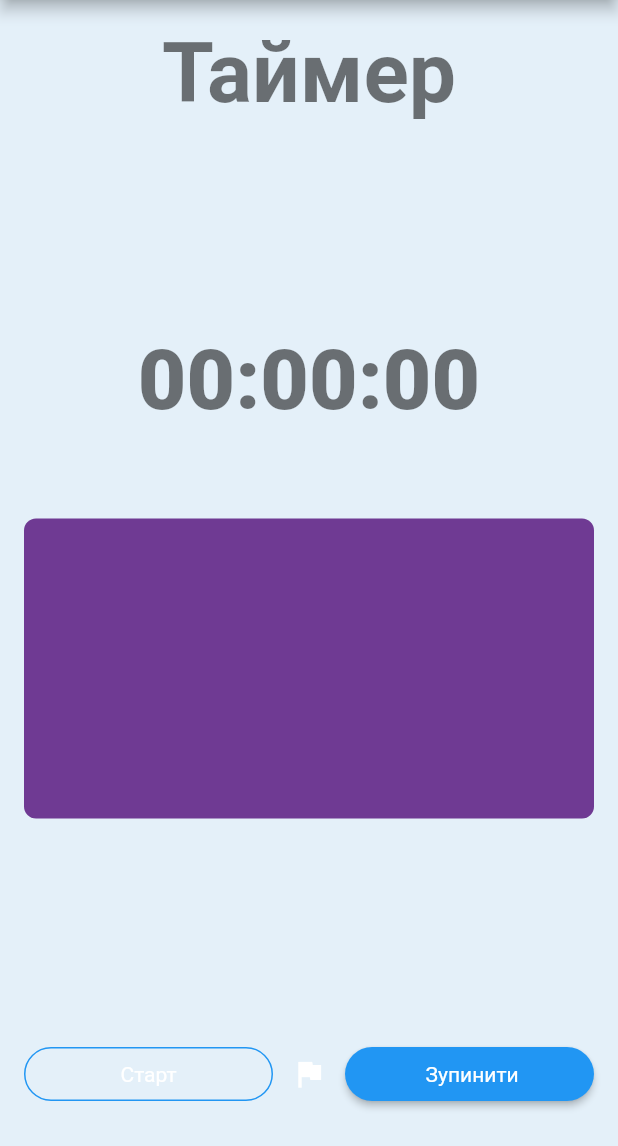
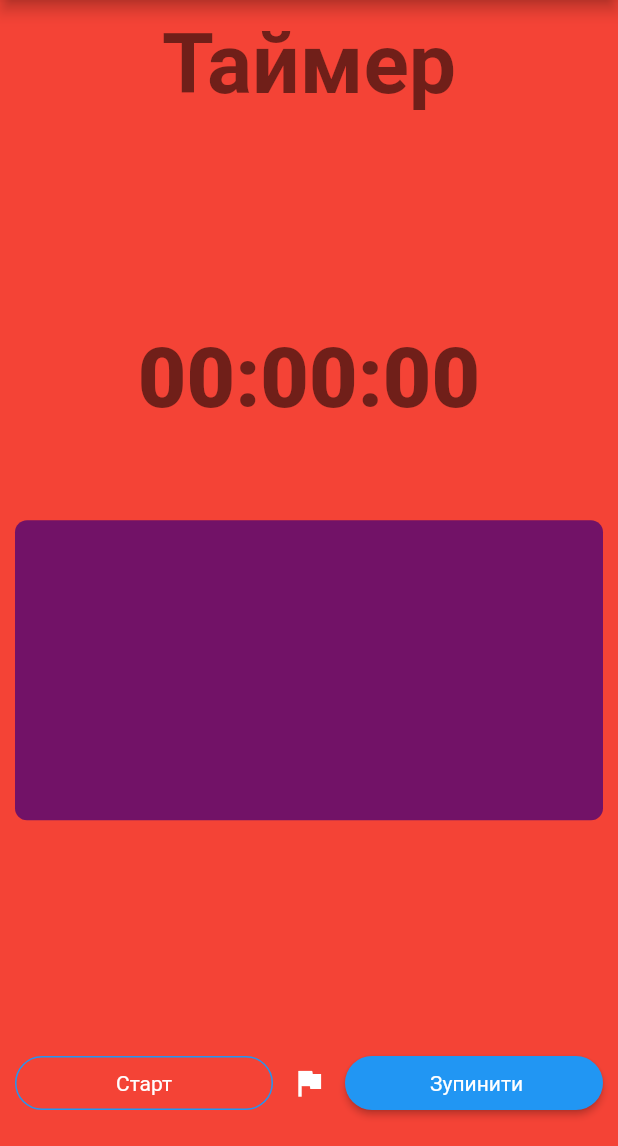
Before and after one commit to NazarGru/flutter_timer, a Flutter app: the TimerPage screen opened by its route, on a phone screen of 412 x 824 dp, the part 90-1236 px from its top. Run offline on Flutter 3.47's test engine with Material 2 defaults, Android fonts, the phone set to English and light mode, and no system bars; our stand-ins replace shared_preferences; accounts and stored records are empty.

Commit message:
container pd

```diff
--- /dev/null
+++ b/lib/components/ContainerPd.dart
@@ -0,0 +1,20 @@
+import 'package:flutter/material.dart';
+
+class ContainerPd extends StatelessWidget {
+  final Widget widget;
+  final Color? backgroundColor;
+  const ContainerPd({
+    Key? key,
+    required this.widget,
+    this.backgroundColor,
+  }):super(key: key);
+
+  @override
+  Widget build(BuildContext context) {
+    return Container(
+      padding: const  EdgeInsets.all(10.0),
+      color: backgroundColor,
+      child: widget,
+    );
+  }
+}
--- a/lib/components/TimerApp.dart
+++ b/lib/components/TimerApp.dart
@@ -75,11 +75,9 @@ class _TimerAppState extends State<TimerApp> {
   @override
   Widget build(BuildContext context) {
     return Scaffold(
-      backgroundColor: Theme.of(context).primaryColor.withOpacity(0.10),
+      backgroundColor: Colors.red,
       body: SafeArea(
-        child: Padding(
-          padding: const EdgeInsets.all(16.0),
-          child: Column(
+            child: Column(
             mainAxisAlignment: MainAxisAlignment.spaceBetween,
             crossAxisAlignment: CrossAxisAlignment.center,
             children: [
@@ -181,7 +179,6 @@ class _TimerAppState extends State<TimerApp> {
                 ],
               )
             ],
-          ),
         ),
         ),
     );
--- a/lib/pages/HomePage.dart
+++ b/lib/pages/HomePage.dart
@@ -1,5 +1,6 @@
 import 'package:flutter/material.dart';
 import 'package:flutter_timer/components/AppBarMy.dart';
+import 'package:flutter_timer/components/ContainerPd.dart';
 import 'package:flutter_timer/components/NavBar.dart';
 
 class HomePage extends StatefulWidget {
@@ -18,9 +19,14 @@ class _HomePageState extends State<HomePage> {
           backgroundColor: Colors.green,
           title: 'Home',
         ),
-        body: Container(
-          child: Text("HomePage"),
-        ),
+        body: ContainerPd(
+          widget: Container(
+            child: Text("HomePage"),
+          ),
+          ),
+        // body: Container(
+        //   child: Text("HomePage"),
+        // ),
     );
   }
 }
--- a/lib/pages/TimerPage.dart
+++ b/lib/pages/TimerPage.dart
@@ -1,5 +1,6 @@
 import 'package:flutter/material.dart';
 import 'package:flutter_timer/components/AppBarMy.dart';
+import 'package:flutter_timer/components/ContainerPd.dart';
 import 'package:flutter_timer/components/TimerApp.dart';
 import 'package:flutter_timer/components/NavBar.dart';
 
@@ -19,7 +20,12 @@ class _TimerPageState extends State<TimerPage> {
           backgroundColor: Colors.red,
           title: 'Timer',
         ),
-        body: TimerApp(),
+        body: ContainerPd(
+          widget: Container(
+            child: TimerApp(),
+            ),
+            backgroundColor: Colors.red,
+          ),
     );
   }
 }
```
